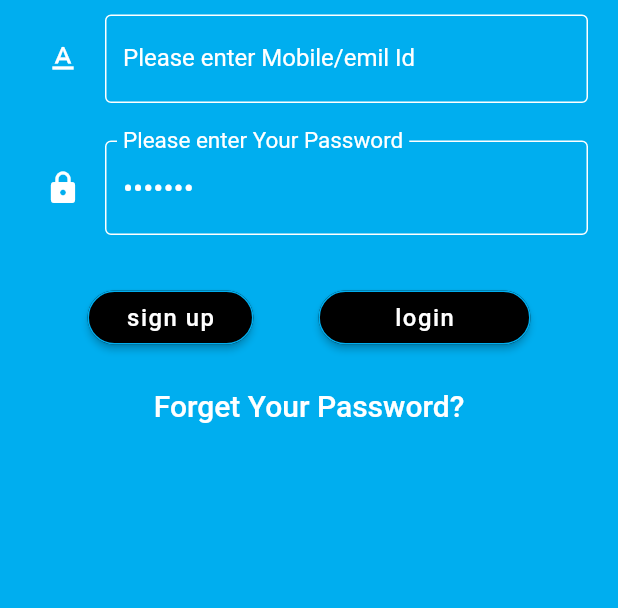
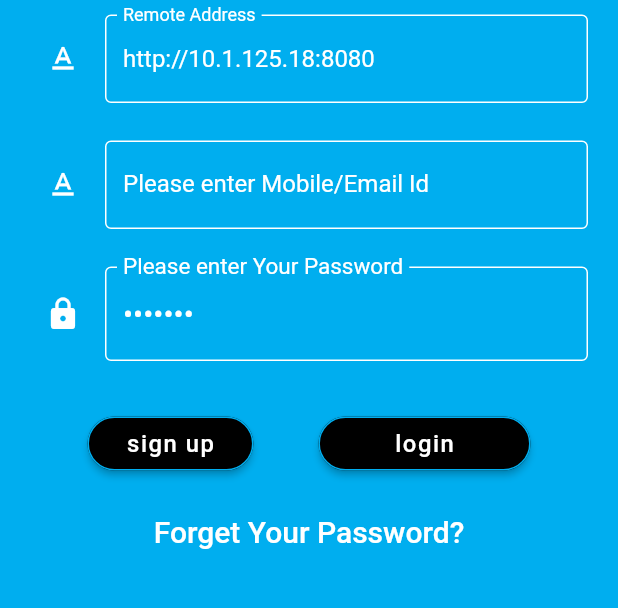
Before and after one commit to jonmersha/coop_on_boarding, a Flutter app: the LoginScreen screen opened directly, on a phone screen of 412 x 824 dp, the part 326-934 px from its top. Run offline on Flutter 3.47's test engine with Material 2 defaults, Android fonts, the phone set to English and light mode, and no system bars; our stand-ins replace awesome_dialog, floor, image_picker, shared_preferences, splashscreen; missing offline and left inert: flutter_uploader; accounts and stored records are empty; Roboto replaces fonts that are missing (Arial).

Commit message:
Final As of Today

```diff
--- a/lib/CommonDate.dart
+++ b/lib/CommonDate.dart
@@ -1,12 +1,11 @@
  import 'package:shared_preferences/shared_preferences.dart';
-
 class CommonData{
     //static final String baseUrl='10.0.19.60:8080';
-    // static final String baseUrl='http://10.1.11.102:8080';
+     static  String baseUrl='http://10.1.125.18:8080';
     //static final String baseUrl='http://192.168.43.228:8080';
     // static final String baseUrl='http://192.168.0.102:8080';
     // static final String baseUrl='http://localhost:8080';
-     static final String baseUrl='http://192.168.1.3:8080';
+     //static final String baseUrl='http://192.168.1.3:8080';
     static UserData userData;
     static String userName;
     static String passWord;
--- a/lib/pages/cuatomer_account/customerinfo/customer_1.dart
+++ b/lib/pages/cuatomer_account/customerinfo/customer_1.dart
@@ -216,7 +216,8 @@ class _BalanceEnquiryState extends State<CustomerCreateOne> {
 
 
 
-    customer.dob= this.yearDOB.toString() +'-'+this.monthDOB+'-'+this.dateDOB;
+    //customer.dob= this.yearDOB.toString() +'-'+this.monthDOB+'-'+this.dateDOB;
+    customer.dob= this.yearDOB.toString() +this.monthDOB+this.dateDOB;
 
     //print(customer.title+' '+customer.dob);
     //customer.dob= this.yearDOB.toString() +this.monthDOB.toString()+this.dateDOB.toString();
--- a/lib/pages/user_account/login.dart
+++ b/lib/pages/user_account/login.dart
@@ -13,6 +13,7 @@ import 'package:http/http.dart' as http;
 import 'dart:convert' as convert;
 import 'dart:convert';
 
+
 import '../../CommonDate.dart';
 import '../landing_page.dart';
 
@@ -25,6 +26,10 @@ class LoginScreenState extends State<LoginScreen>{
   //Future<SharedPreferences> _prefs = await SharedPreferences.getInstance();
     final   password=TextEditingController();
     final    userName=TextEditingController();
+    final    ipadd=TextEditingController();
+    //final    ip=TextEditingController();
+
+
     String mobileNumberSet;
     //final prefs =  SharedPreferences.getInstance();
     bool _loading = false;
@@ -33,6 +38,8 @@ class LoginScreenState extends State<LoginScreen>{
     //_getMobileNumber();
     this.userName.text=CommonData.userName;
     this.password.text='123joni';
+    this.ipadd.text=CommonData.baseUrl;
+    CommonData.baseUrl=this.ipadd.text;
 
   }
     _getMobileNumber() async{
@@ -69,10 +76,14 @@ class LoginScreenState extends State<LoginScreen>{
               padding: EdgeInsets.all(10.0),
               children: [
                 LogoText(),
-                if(this.userName.text.isEmpty)
+                Container(
+                  padding: EdgeInsets.all(10.0),
+                  child: EditTextForSingUp(ipadd,'Remote Address'),
+                ),
+                // if(this.userName.text.isEmpty)
                   Container(
                     padding: EdgeInsets.all(10.0),
-                    child: EditTextForSingUp(userName,'Please enter Mobile/emil Id'),
+                    child: EditTextForSingUp(userName,'Please enter Mobile/Email Id'),
                   ),
                 Container(
                   padding: EdgeInsets.all(10.0),
@@ -86,7 +97,7 @@ class LoginScreenState extends State<LoginScreen>{
                     mainAxisAlignment: MainAxisAlignment.spaceEvenly,
                     crossAxisAlignment: CrossAxisAlignment.center,
                     children: [
-                      // CustomRaisedButton('Create Account', gotoHomeScreen ),
+
                       CustomRaisedButton('  sign up  ', createUser),
                       CustomRaisedButton('       login       ', login),
                     ],
@@ -117,7 +128,7 @@ class LoginScreenState extends State<LoginScreen>{
 
 
   void login() async{
-
+    CommonData.baseUrl=this.ipadd.text;
     Methods.showLoaderDialog(context,'Login Wait...');
     final http.Response response = await http.post(
       Uri.parse(CommonData.baseUrl+'/officer/login'),
```
Also changed, not shown: lib/pages/cuatomer_account/customerinfo/customer_3.dart (+8 -3 lines).
